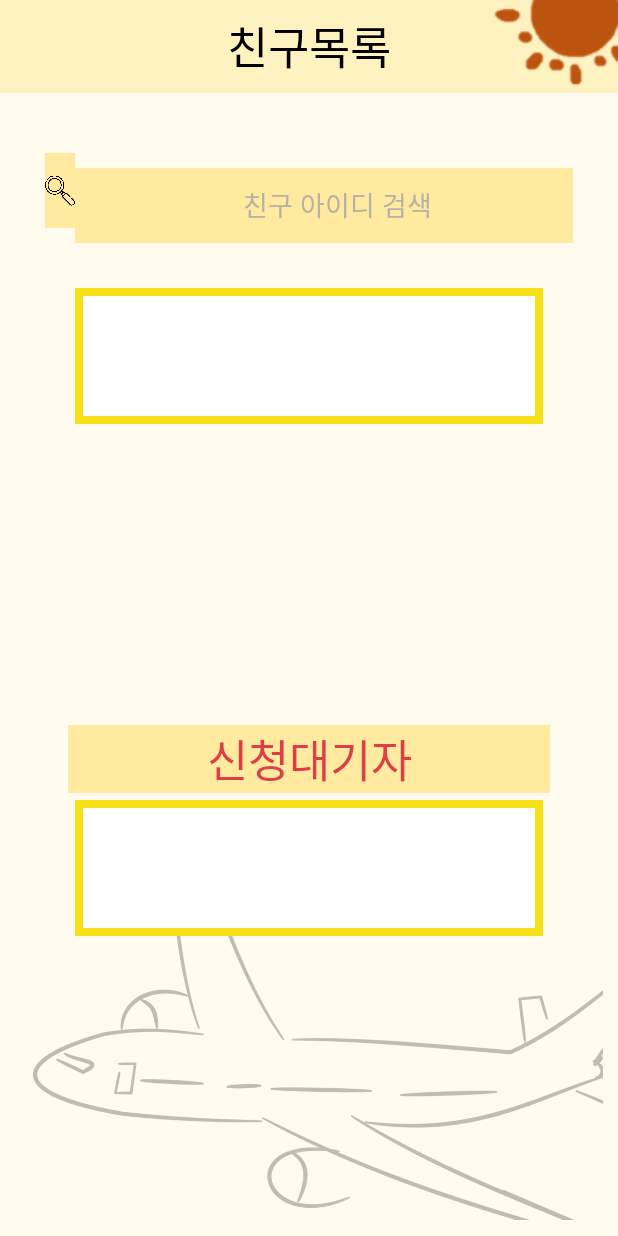
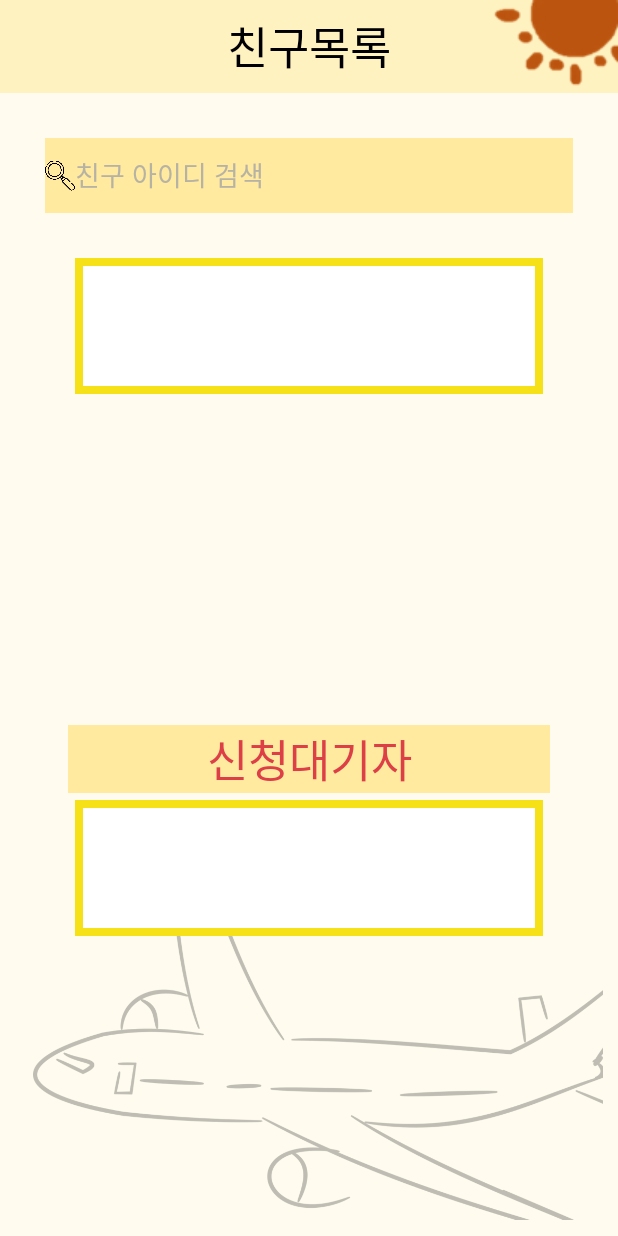
Before and after one commit to Trip-le/Kinderpic_Front, an Android app: the layout f_add.xml on its own in the app's theme, with its tools: preview values and no code run, on a phone screen of 412 x 824 dp. Run offline under Robolectric (Android 15) with nearby library versions, the phone set to English and light mode, and no system bars.

Commit message:
Update f_add.xml

```diff
--- a/app1/app/src/main/res/layout/f_add.xml
+++ b/app1/app/src/main/res/layout/f_add.xml
@@ -48,9 +48,8 @@
                 android:background="#FFEA9F"
                 android:text="친구 아이디 검색"
                 android:layout_marginLeft="20dp"
-                android:layout_marginTop="20dp"
                 android:textColor="#B7B3A4"
-                android:gravity="center"/>
+                />
         </FrameLayout>
         <androidx.recyclerview.widget.RecyclerView
             android:background="@drawable/f_box"
```
